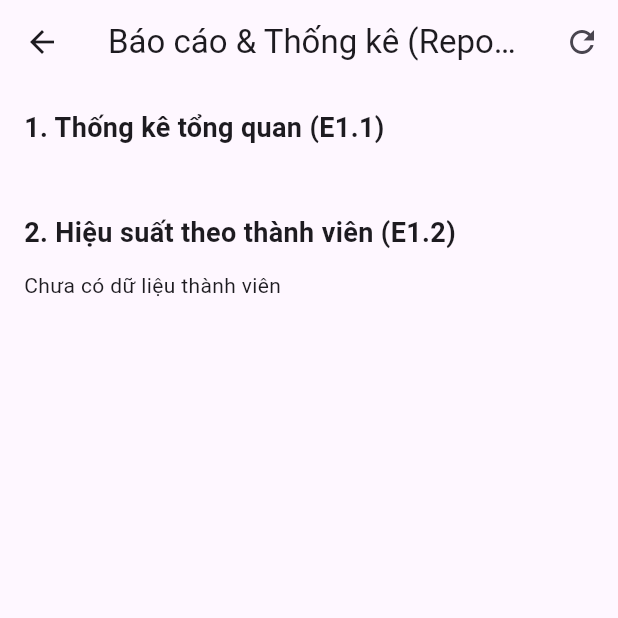
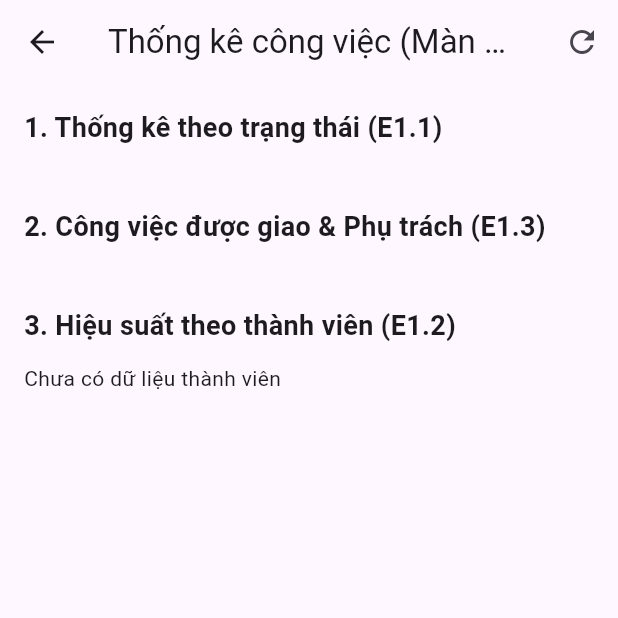
Before and after one commit to NguyenPhucNguyenKimKHMT2411031/case2_KHMT2411031_NguyenPhucNguyenKim, a Flutter app: the ReportScreen screen opened directly, on a phone screen of 412 x 824 dp, the top half of it. Run offline on Flutter 3.47's test engine with Material 3 defaults, Android fonts, the phone set to English and light mode, and no system bars; our stand-ins replace shared_preferences; accounts and stored records are empty; network calls fail.

Commit message:
feat(reports): integrate E1.3 my task stats into ReportScreen UI for Screen 10

```diff
--- a/TaskManager/lib/screens/report_screen.dart
+++ b/TaskManager/lib/screens/report_screen.dart
@@ -10,6 +10,7 @@ class ReportScreen extends StatefulWidget {
 
 class _ReportScreenState extends State<ReportScreen> {
   Map<String, dynamic>? _summary;
+  Map<String, dynamic>? _myTaskStats;
   List<dynamic> _userPerformance = [];
   bool _isLoading = true;
 
@@ -22,11 +23,13 @@ class _ReportScreenState extends State<ReportScreen> {
   Future<void> _loadReportData() async {
     setState(() => _isLoading = true);
     final summaryRes = await ApiService.getTaskSummary();
+    final myStatsRes = await ApiService.getMyTaskStats();
     final perfRes = await ApiService.getUserPerformance();
 
     if (mounted) {
       setState(() {
         if (summaryRes['success']) _summary = summaryRes['data'];
+        if (myStatsRes['success']) _myTaskStats = myStatsRes['data'];
         if (perfRes['success']) _userPerformance = perfRes['data'] ?? [];
         _isLoading = false;
       });
@@ -37,7 +40,7 @@ class _ReportScreenState extends State<ReportScreen> {
   Widget build(BuildContext context) {
     return Scaffold(
       appBar: AppBar(
-        title: const Text('Báo cáo & Thống kê (Reports)'),
+        title: const Text('Thống kê công việc (Màn 10)'),
         actions: [
           IconButton(
             icon: const Icon(Icons.refresh),
@@ -52,29 +55,45 @@ class _ReportScreenState extends State<ReportScreen> {
         child: Column(
           crossAxisAlignment: CrossAxisAlignment.start,
           children: [
-            const Text(
-              '1. Thống kê tổng quan (E1.1)',
-              style: TextStyle(fontSize: 18, fontWeight: FontWeight.bold),
-            ),
+            const Text('1. Thống kê theo trạng thái (E1.1)',
+                style: TextStyle(fontSize: 18, fontWeight: FontWeight.bold)),
             const SizedBox(height: 12),
             if (_summary != null)
               Wrap(
-                spacing: 16,
-                runSpacing: 16,
+                spacing: 12,
+                runSpacing: 12,
                 children: [
-                  _buildStatCard('Tổng số công việc', '${_summary!['totalTasks']}', Colors.blue),
+                  _buildStatCard('Tổng công việc', '${_summary!['totalTasks']}', Colors.blue),
                   _buildStatCard('Đã hoàn thành', '${_summary!['completedTasks']}', Colors.green),
                   _buildStatCard('Đang thực hiện', '${_summary!['inProgressTasks']}', Colors.orange),
-                  _buildStatCard('Đang chờ', '${_summary!['pendingTasks']}', Colors.grey),
-                  _buildStatCard('Quá hạn', '${_summary!['overdueTasks']}', Colors.red),
-                  _buildStatCard('Tỷ lệ hoàn thành', '${_summary!['completionRate']}%', Colors.teal),
+                  _buildStatCard('Chờ xử lý', '${_summary!['pendingTasks']}', Colors.grey),
+                  _buildStatCard('Đã quá hạn', '${_summary!['overdueTasks']}', Colors.red),
+                  _buildStatCard('Tỷ lệ xong', '${_summary!['completionRate']}%', Colors.teal),
                 ],
               ),
-            const SizedBox(height: 32),
-            const Text(
-              '2. Hiệu suất theo thành viên (E1.2)',
-              style: TextStyle(fontSize: 18, fontWeight: FontWeight.bold),
-            ),
+            const SizedBox(height: 28),
+            const Text('2. Công việc được giao & Phụ trách (E1.3)',
+                style: TextStyle(fontSize: 18, fontWeight: FontWeight.bold)),
+            const SizedBox(height: 12),
+            if (_myTaskStats != null)
+              Row(
+                children: [
+                  Expanded(
+                    child: _buildInfoTile('Phụ trách chính', '${_myTaskStats!['primaryTasks']}', Icons.star, Colors.amber.shade800),
+                  ),
+                  const SizedBox(width: 12),
+                  Expanded(
+                    child: _buildInfoTile('Được giao', '${_myTaskStats!['assignedTasks']}', Icons.assignment_ind, Colors.indigo),
+                  ),
+                  const SizedBox(width: 12),
+                  Expanded(
+                    child: _buildInfoTile('Do tôi tạo', '${_myTaskStats!['createdTasks']}', Icons.create_new_folder, Colors.purple),
+                  ),
+                ],
+              ),
+            const SizedBox(height: 28),
+            const Text('3. Hiệu suất theo thành viên (E1.2)',
+                style: TextStyle(fontSize: 18, fontWeight: FontWeight.bold)),
             const SizedBox(height: 12),
             _userPerformance.isEmpty
                 ? const Text('Chưa có dữ liệu thành viên')
@@ -89,11 +108,9 @@ class _ReportScreenState extends State<ReportScreen> {
                   child: ListTile(
                     leading: CircleAvatar(child: Text('${index + 1}')),
                     title: Text(item['userName'] ?? item['email'] ?? 'N/A'),
-                    subtitle: Text('Đã làm: ${item['completed']}/${item['totalAssigned']} công việc'),
-                    trailing: Text(
-                      '${rate.toStringAsFixed(1)}%',
-                      style: const TextStyle(fontWeight: FontWeight.bold, fontSize: 16),
-                    ),
+                    subtitle: Text('Hoàn thành: ${item['completed']}/${item['totalAssigned']} task'),
+                    trailing: Text('${rate.toStringAsFixed(1)}%',
+                        style: const TextStyle(fontWeight: FontWeight.bold, fontSize: 16)),
                   ),
                 );
               },
@@ -106,16 +123,16 @@ class _ReportScreenState extends State<ReportScreen> {
 
   Widget _buildStatCard(String title, String value, Color color) {
     return SizedBox(
-      width: 160,
+      width: 150,
       child: Card(
-        color: color.withOpacity(0.1),
+        color: color.withOpacity(0.08),
         elevation: 0,
         shape: RoundedRectangleBorder(
           side: BorderSide(color: color, width: 1.5),
           borderRadius: BorderRadius.circular(8),
         ),
         child: Padding(
-          padding: const EdgeInsets.all(16.0),
+          padding: const EdgeInsets.symmetric(vertical: 16.0, horizontal: 12.0),
           child: Column(
             children: [
               Text(value, style: TextStyle(fontSize: 22, fontWeight: FontWeight.bold, color: color)),
@@ -127,4 +144,24 @@ class _ReportScreenState extends State<ReportScreen> {
       ),
     );
   }
+
+  Widget _buildInfoTile(String title, String value, IconData icon, Color color) {
+    return Container(
+      padding: const EdgeInsets.all(12),
+      decoration: BoxDecoration(
+        color: color.withOpacity(0.1),
+        borderRadius: BorderRadius.circular(8),
+        border: Border.all(color: color.withOpacity(0.4)),
+      ),
+      child: Column(
+        children: [
+          Icon(icon, color: color, size: 28),
+          const SizedBox(height: 6),
+          Text(value, style: TextStyle(fontSize: 20, fontWeight: FontWeight.bold, color: color)),
+          const SizedBox(height: 4),
+          Text(title, textAlign: TextAlign.center, style: const TextStyle(fontSize: 11)),
+        ],
+      ),
+    );
+  }
 }
```
